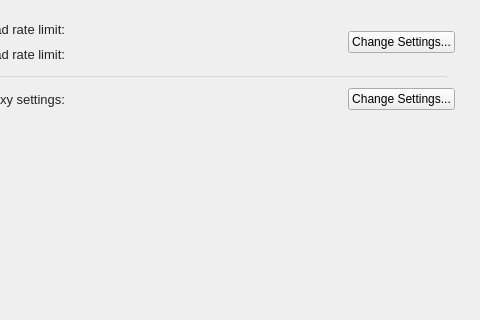
Before: the Qt Designer form src/MEGASync/gui/macx/SettingsDialog.ui in meganz/MEGAsync, drawn with Qt 5; both pictures show x 160 to 640 and y 0 to 320 of the 640 by 736 pixel window.
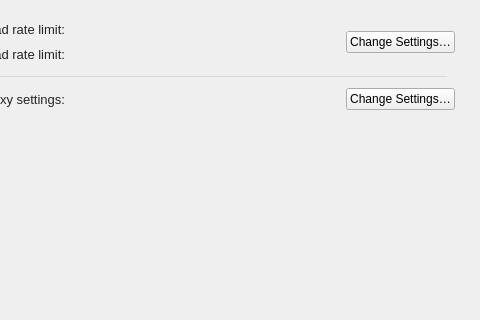
After: the same form once the commit is applied. The open tabs and pages were chosen to show the change. Icons and pictures are not drawn. Custom widgets are drawn as their Qt base class.

Patch:
```diff
--- a/src/MEGASync/gui/macx/SettingsDialog.ui
+++ b/src/MEGASync/gui/macx/SettingsDialog.ui
@@ -4209,7 +4209,7 @@
                  </sizepolicy>
                 </property>
                 <property name="text">
-                 <string>Change Settings...</string>
+                 <string>Change Settings…</string>
                 </property>
                 <property name="autoDefault">
                  <bool>false</bool>
@@ -4352,7 +4352,7 @@
                  </sizepolicy>
                 </property>
                 <property name="text">
-                 <string>Change Settings...</string>
+                 <string>Change Settings…</string>
                 </property>
                 <property name="autoDefault">
                  <bool>false</bool>
```
Left out of the diff: 2 changed lines with no effect on the pictures.
